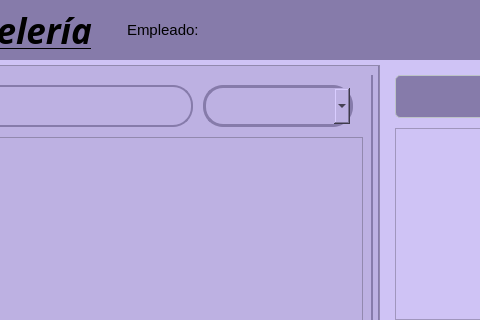
The window that app/view/ui/menuInicialView.ui (ErickSanat/POS-PythonQt) describes before a commit, drawn with Qt 5; both pictures show x 343 to 823 and y 0 to 320 of the 1211 by 681 pixel window.
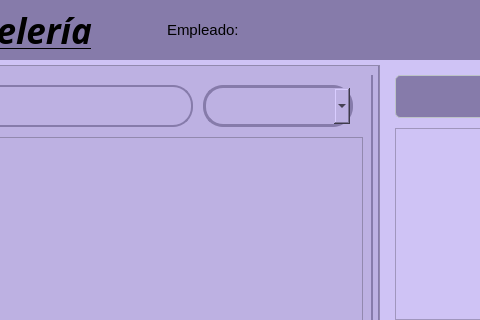
The same window after the commit. Icons and pictures are not drawn.

```diff
--- a/app/view/ui/menuInicialView.ui
+++ b/app/view/ui/menuInicialView.ui
@@ -750,7 +750,7 @@
      <widget class="QLabel" name="labelEmpleado">
       <property name="geometry">
        <rect>
-        <x>490</x>
+        <x>530</x>
         <y>0</y>
         <width>186</width>
         <height>59</height>
```
